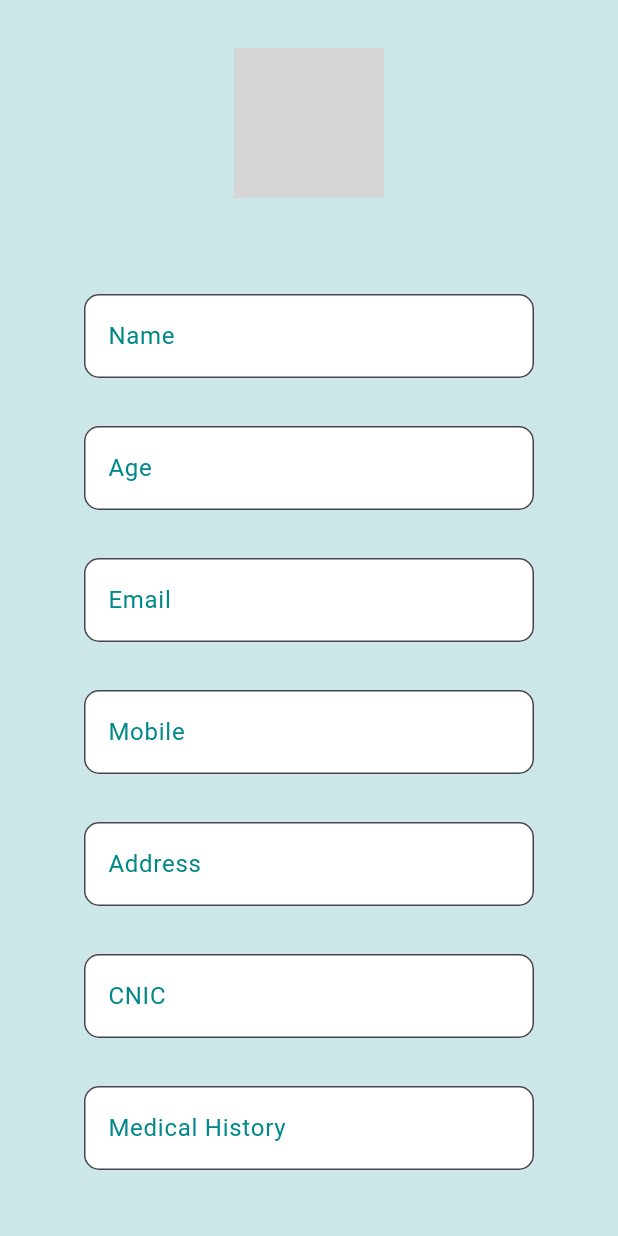
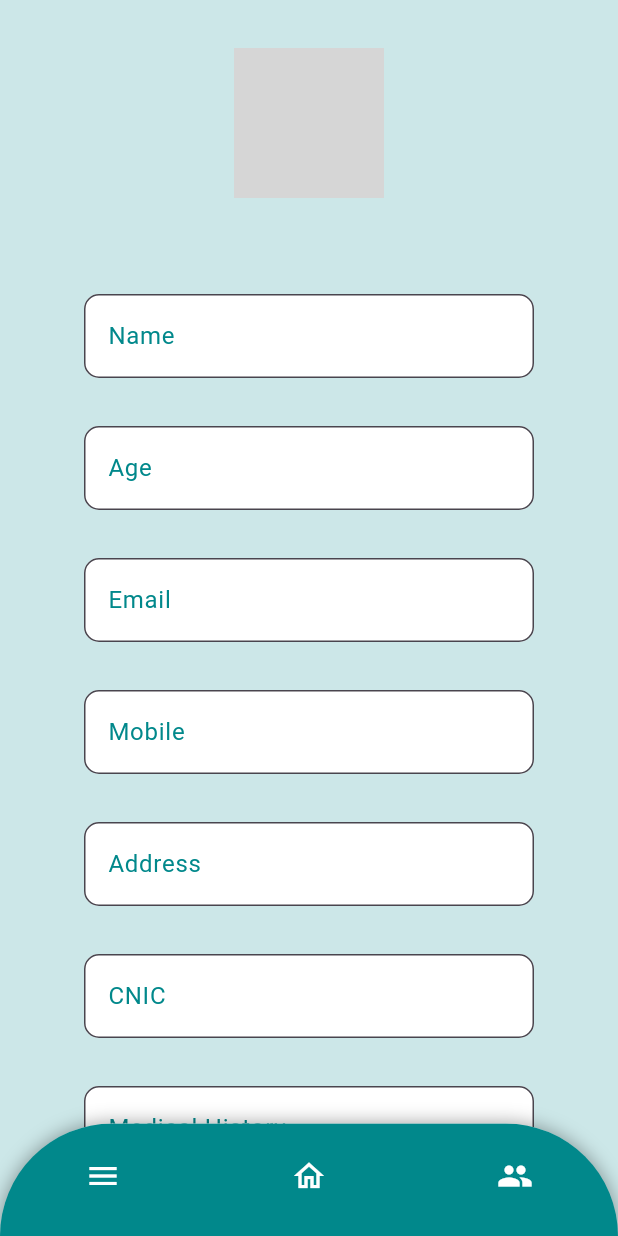
Before and after one commit to Yousuf626/FYP, a Flutter app: the UpdateProfilePage screen opened directly, on a phone screen of 412 x 824 dp. Run offline on Flutter 3.47's test engine with Material 2 defaults, Android fonts, the phone set to English and light mode, and no system bars; our stand-ins replace cloud_firestore, firebase_auth, firebase_core, flutter_typeahead, font_awesome_flutter, google_sign_in; missing offline and left inert: flutter_facebook_auth; accounts and stored records are empty; network calls fail; grey boxes are pictures that could not be loaded.

Commit message:
AppDrawer-BottomNavigation

```diff
--- /dev/null
+++ b/lib/bottomNavigationBar.dart
@@ -0,0 +1,66 @@
+import 'package:flutter/material.dart';
+
+class BaseMenuBar extends StatelessWidget {
+  final GlobalKey<NavigatorState> navigatorKey = GlobalKey<NavigatorState>();
+
+  @override
+  Widget build(BuildContext context) {
+    return Container(
+      decoration: const BoxDecoration(
+        color: Color(0xFFCCE7E8),
+        borderRadius: BorderRadius.only(
+          topRight: Radius.circular(500),
+          topLeft: Radius.circular(500),
+        ),
+        boxShadow: [
+          BoxShadow(color: Colors.black38, spreadRadius: 0, blurRadius: 10),
+        ],
+      ),
+      child: ClipRRect(
+        borderRadius: const BorderRadius.only(
+          topLeft: Radius.circular(500.0),
+          topRight: Radius.circular(500.0),
+        ),
+        child: BottomNavigationBar(
+          backgroundColor: const Color(0xFF01888B),
+          onTap: (index) => _onNavItemTap(context, index),
+          items: const <BottomNavigationBarItem>[
+            BottomNavigationBarItem(
+              icon: Padding(
+                padding: EdgeInsets.only(top: 16.0),
+                child: Icon(Icons.menu, color: Colors.white),
+              ),
+              label: '',
+            ),
+            BottomNavigationBarItem(
+              icon: Padding(
+                padding: EdgeInsets.only(top: 16.0),
+                child: Icon(Icons.home_outlined, color: Colors.white),
+              ),
+              label: '',
+            ),
+            BottomNavigationBarItem(
+              icon: Padding(
+                padding: EdgeInsets.only(top: 16.0),
+                child: Icon(Icons.group, color: Colors.white),
+              ),
+              label: '',
+            ),
+          ],
+        ),
+      ),
+    );
+  }
+
+  void _onNavItemTap(BuildContext context, int index) {
+    switch (index) {
+      case 0:
+        Scaffold.of(context).openDrawer();
+        break;
+      case 1:
+        break;
+      case 2:
+        break;
+    }
+  }
+}
--- a/lib/updateProfile.dart
+++ b/lib/updateProfile.dart
@@ -1,8 +1,10 @@
-// ignore_for_file: avoid_print
+// ignore_for_file: avoid_print, file_names, library_private_types_in_public_api
 
+import 'package:aap_dev_project/bottomNavigationBar.dart';
 import 'package:flutter/material.dart';
 import 'package:firebase_auth/firebase_auth.dart';
 import 'package:cloud_firestore/cloud_firestore.dart';
+import 'appDrawer.dart';
 
 class UpdateProfilePage extends StatefulWidget {
   const UpdateProfilePage({Key? key}) : super(key: key);
@@ -72,8 +74,6 @@ class _UpdateProfilePageState extends State<UpdateProfilePage> {
           'medicalHistory': _medicalHistoryController.text,
           'image': _imageController.text,
         });
-
-        // Display a snackbar or navigate to a new page to show success message
       } catch (e) {
         print("Error updating user profile: $e");
       }
@@ -84,8 +84,9 @@ class _UpdateProfilePageState extends State<UpdateProfilePage> {
   Widget build(BuildContext context) {
     return Scaffold(
         body: Container(
-        color: const Color(0xFFCCE7E8), // 1) Background color is light green
-        padding: const EdgeInsets.only(left: 16, right: 16, top: 0, bottom: 0),
+          color: const Color(0xFFCCE7E8),
+          padding:
+              const EdgeInsets.only(left: 16, right: 16, top: 0, bottom: 0),
           child: SingleChildScrollView(
               child: Column(
             crossAxisAlignment: CrossAxisAlignment.stretch,
@@ -97,12 +98,11 @@ class _UpdateProfilePageState extends State<UpdateProfilePage> {
                     alignment: Alignment.bottomRight,
                     children: [
                       Container(
-                      width: 100, // Set desired width for profile picture
-                      height: 100, // Set desired height for profile picture
+                        width: 100,
+                        height: 100,
                         decoration: const BoxDecoration(
                           shape: BoxShape.circle,
-                        color: Colors
-                            .white, // Set background color for profile picture
+                          color: Colors.white,
                         ),
                         child: ClipOval(
                           child: Image.network(
@@ -111,37 +111,32 @@ class _UpdateProfilePageState extends State<UpdateProfilePage> {
                             width: 100,
                             height: 100,
                           ),
-                      ), // Profile picture icon
                         ),
-                    const Icon(Icons.camera_alt), // Camera icon
+                      ),
+                      const Icon(Icons.camera_alt),
                     ],
-                ), // Camera icon
+                  ),
                 ],
               ),
               const SizedBox(height: 64),
               Padding(
                   padding: const EdgeInsets.symmetric(horizontal: 40),
-                child: // Add some space between profile picture and text fields
-                    Column(
-                  crossAxisAlignment:
-                      CrossAxisAlignment.start, // Align text fields to the left
+                  child: Column(
+                    crossAxisAlignment: CrossAxisAlignment.start,
                     children: [
-                    // 2) Text field headings above text fields
                       TextField(
                         controller: _nameController,
                         decoration: InputDecoration(
                           labelText: 'Name',
                           border: OutlineInputBorder(
-                          borderRadius:
-                              BorderRadius.circular(10.0), // 3) Rounded borders
+                            borderRadius: BorderRadius.circular(10.0),
                           ),
                           filled: true,
                           fillColor: Colors.white,
                           labelStyle: const TextStyle(color: Color(0xFF01888B)),
                           focusedBorder: OutlineInputBorder(
                             borderSide: const BorderSide(
-                              color: Color(0xFF01888B),
-                              width: 2.0), // Set custom border color
+                                color: Color(0xFF01888B), width: 2.0),
                             borderRadius: BorderRadius.circular(10.0),
                           ),
                         ),
@@ -159,8 +154,7 @@ class _UpdateProfilePageState extends State<UpdateProfilePage> {
                           labelStyle: const TextStyle(color: Color(0xFF01888B)),
                           focusedBorder: OutlineInputBorder(
                             borderSide: const BorderSide(
-                              color: Color(0xFF01888B),
-                              width: 2.0), // Set custom border color
+                                color: Color(0xFF01888B), width: 2.0),
                             borderRadius: BorderRadius.circular(10.0),
                           ),
                         ),
@@ -179,8 +173,7 @@ class _UpdateProfilePageState extends State<UpdateProfilePage> {
                           labelStyle: const TextStyle(color: Color(0xFF01888B)),
                           focusedBorder: OutlineInputBorder(
                             borderSide: const BorderSide(
-                              color: Color(0xFF01888B),
-                              width: 2.0), // Set custom border color
+                                color: Color(0xFF01888B), width: 2.0),
                             borderRadius: BorderRadius.circular(10.0),
                           ),
                         ),
@@ -198,8 +191,7 @@ class _UpdateProfilePageState extends State<UpdateProfilePage> {
                           labelStyle: const TextStyle(color: Color(0xFF01888B)),
                           focusedBorder: OutlineInputBorder(
                             borderSide: const BorderSide(
-                              color: Color(0xFF01888B),
-                              width: 2.0), // Set custom border color
+                                color: Color(0xFF01888B), width: 2.0),
                             borderRadius: BorderRadius.circular(10.0),
                           ),
                         ),
@@ -217,8 +209,7 @@ class _UpdateProfilePageState extends State<UpdateProfilePage> {
                           labelStyle: const TextStyle(color: Color(0xFF01888B)),
                           focusedBorder: OutlineInputBorder(
                             borderSide: const BorderSide(
-                              color: Color(0xFF01888B),
-                              width: 2.0), // Set custom border color
+                                color: Color(0xFF01888B), width: 2.0),
                             borderRadius: BorderRadius.circular(10.0),
                           ),
                         ),
@@ -236,8 +227,7 @@ class _UpdateProfilePageState extends State<UpdateProfilePage> {
                           labelStyle: const TextStyle(color: Color(0xFF01888B)),
                           focusedBorder: OutlineInputBorder(
                             borderSide: const BorderSide(
-                              color: Color(0xFF01888B),
-                              width: 2.0), // Set custom border color
+                                color: Color(0xFF01888B), width: 2.0),
                             borderRadius: BorderRadius.circular(10.0),
                           ),
                         ),
@@ -255,8 +245,7 @@ class _UpdateProfilePageState extends State<UpdateProfilePage> {
                           labelStyle: const TextStyle(color: Color(0xFF01888B)),
                           focusedBorder: OutlineInputBorder(
                             borderSide: const BorderSide(
-                              color: Color(0xFF01888B),
-                              width: 2.0), // Set custom border color
+                                color: Color(0xFF01888B), width: 2.0),
                             borderRadius: BorderRadius.circular(10.0),
                           ),
                         ),
@@ -266,7 +255,7 @@ class _UpdateProfilePageState extends State<UpdateProfilePage> {
                   )),
               const SizedBox(height: 56),
               FractionallySizedBox(
-              widthFactor: 0.5, // Set to 50% of the screen's width
+                widthFactor: 0.5,
                 child: ElevatedButton(
                   onPressed: _updateUserProfile,
                   style: ElevatedButton.styleFrom(
@@ -276,10 +265,13 @@ class _UpdateProfilePageState extends State<UpdateProfilePage> {
                       style: TextStyle(color: Colors.white), 'Update Profile'),
                 ),
               ),
-            const SizedBox(height: 56),
+              const SizedBox(height: 100),
             ],
           )),
         ),
-    );
+        extendBody: true,
+        backgroundColor: Colors.transparent,
+        bottomNavigationBar: BaseMenuBar(),
+        drawer: const CustomDrawer());
   }
 }
```
Also changed, not shown: lib/appDrawer.dart (added, +99 -0 lines). Lines whose indentation alone changed are shown as unchanged.
